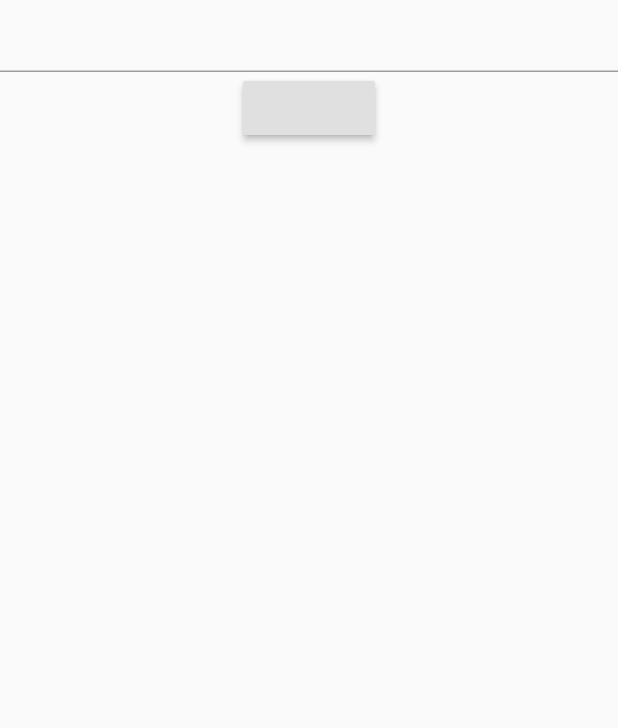
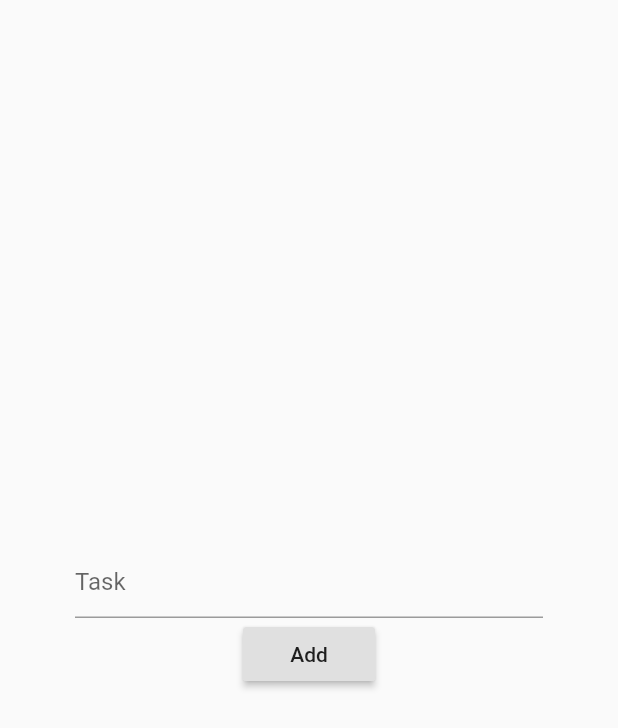
Before and after one commit to VirtualAstronaut/provider-Todo, a Flutter app: the AddTaskScreen screen opened directly, on a phone screen of 412 x 824 dp. Shown: the top 728 px of the screen. Run offline on Flutter 3.47's test engine with Material 2 defaults, Android fonts, the phone set to English and light mode, and no system bars.

Commit message:
Added Some Design

```diff
--- a/lib/AddTask.dart
+++ b/lib/AddTask.dart
@@ -1,23 +1,34 @@
 import 'package:flutter/material.dart';
 import 'package:provider/provider.dart';
 import 'ListHold.dart';
+
 class AddTaskScreen extends StatelessWidget {
-  TextEditingController _taskDesc =TextEditingController();
+  TextEditingController _taskDesc = TextEditingController();
 
   @override
   Widget build(BuildContext context) {
     var MylIstVar = Provider.of<MyList>(context);
     return Scaffold(
       body: Column(
+        mainAxisAlignment: MainAxisAlignment.center,
+        mainAxisSize: MainAxisSize.max,
+        crossAxisAlignment: CrossAxisAlignment.center,
         children: [
-          TextField(controller: _taskDesc,),
-          RaisedButton(onPressed: (){
-        MylIstVar.addValue(_taskDesc.text);
-      Navigator.pop(context);
-          })
+          Container(
+            margin: EdgeInsets.symmetric(horizontal: 50),
+              child: TextField(
+                controller: _taskDesc,
+                decoration: InputDecoration(hintText: 'Task'),
+              )),
+          RaisedButton(
+            onPressed: () {
+              MylIstVar.addValue(_taskDesc.text);
+              Navigator.pop(context);
+            },
+            child: Text('Add'),
+          )
         ],
       ),
     );
-
   }
 }
```
Also changed, not shown: lib/ListHold.dart (+13 -1 lines), lib/MainScreen.dart (+37 -20 lines).
